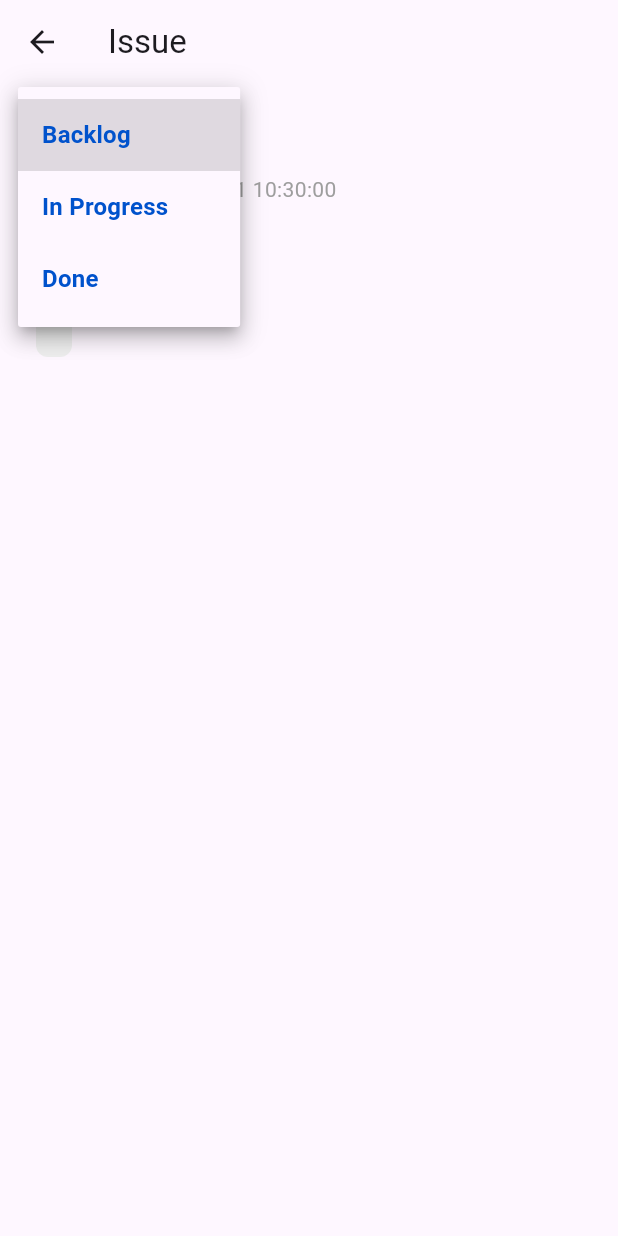
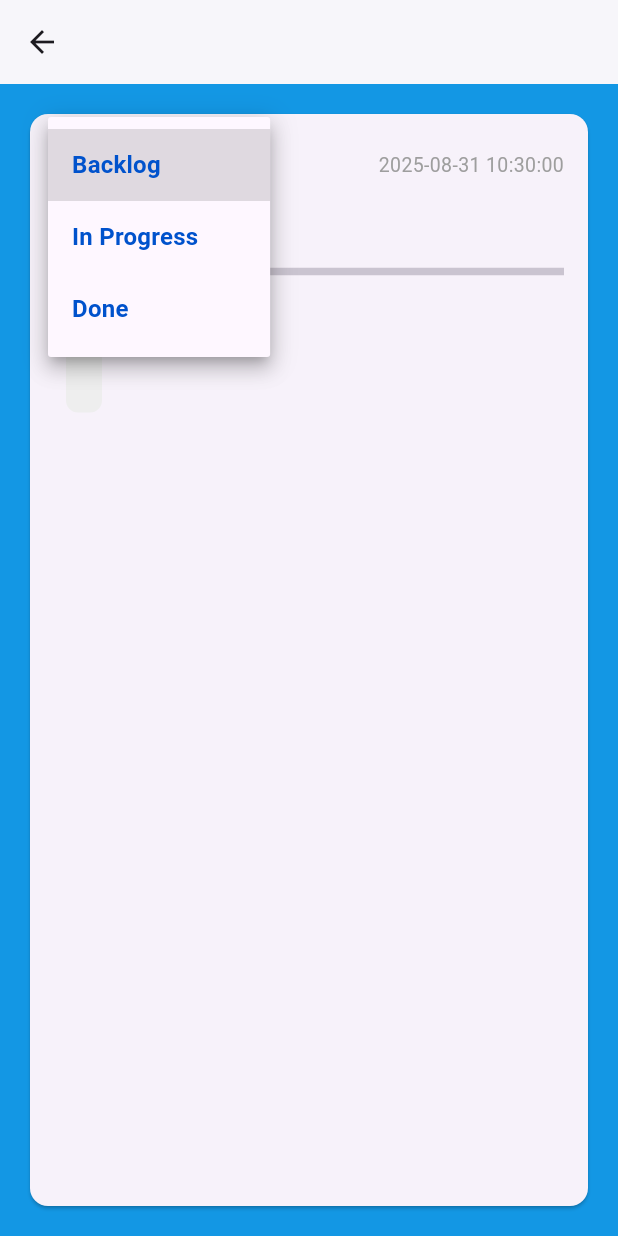
Before and after one commit to youbinarey/Kanban-Issues-App, a Flutter app: the IssueDetails screen opened directly with empty values, after a tap on "Backlog", on a phone screen of 412 x 824 dp. Run offline on Flutter 3.47's test engine with Material 3 defaults, Android fonts, the phone set to English and light mode, and no system bars; our stand-ins replace fluentui_icons; statements that could not run were skipped.

Commit message:
refactor: enhance IssueDetails layout and improve status display

```diff
--- a/lib/views/issues/issue_details.dart
+++ b/lib/views/issues/issue_details.dart
@@ -1,5 +1,6 @@
 import 'package:flutter/material.dart';
 import 'package:kanban_issues_app/models/issue.dart';
+import 'package:kanban_issues_app/widgets/issues/issue_card.dart';
 
 import '../../widgets/issues/issue_description.dart';
 import '../../widgets/issues/status_dropdow_issue.dart';
@@ -24,50 +25,79 @@ class _IssueDetailsState extends State<IssueDetails> {
   @override
   Widget build(BuildContext context) {
     return PopScope(
-      canPop: false, // bloque el pop bydefault
+      canPop: false,
       onPopInvokedWithResult: (didPop, result) {
         if (didPop) return;
         Navigator.pop(context, result ?? issue);
       },
       child: Scaffold(
-        appBar: AppBar(title: Text('Issue ${issue.id}'), actions: [
+              backgroundColor:Color.fromARGB(255, 19, 151, 228),
 
-          ]
+
+        appBar: AppBar(
+          backgroundColor: const Color.fromARGB(255, 255, 255, 255),
+          elevation: 1,
+          title: Text(
+            issue.id,
+            style: const TextStyle(fontWeight: FontWeight.bold),
+          ),
         ),
         body: Padding(
           padding: const EdgeInsets.all(16.0),
-
+          child: Card(
+            shape: RoundedRectangleBorder(
+              borderRadius: BorderRadius.circular(12),
+            ),
+            elevation: 1,
+            child: Padding(
+              padding: const EdgeInsets.all(16.0),
               child: Column(
                 crossAxisAlignment: CrossAxisAlignment.start,
+
                 children: [
-              Padding(
-                padding: const EdgeInsets.only(right: 16.0),
-                child: StatusDropdownPill(
+                  // STATUS
+                  Row(
+                    mainAxisAlignment: MainAxisAlignment.spaceBetween,
+                    children: [
+                      StatusDropdownPill(
                         value: issue.status,
                         onChanged: (newStatus) {
                           setState(() {
-                      issue = issue.copyWith(
-                        status: newStatus,
-                      );
+                            issue = issue.copyWith(status: newStatus);
                           });
                         },
                       ),
+                      Text(
+                        issue.createdAtString,
+                        style: const TextStyle(
+                          fontSize: 13,
+                          color: Colors.grey,
                         ),
-              const SizedBox(height: 8),
-
-              Text(
-                'Created At: ${issue.createdAtString}',
-                style: const TextStyle(color: Colors.grey),
+                      ),
+                    ],
                   ),
                   const SizedBox(height: 16),
 
-              //BLOQUE DESCRIPCION
-              Expanded(
-                child: IssueDescriptionSection(
-                  issue: issue,
+                  // TITLE
+                  Text(
+                    issue.title,
+                    style: const TextStyle(
+                      fontSize: 20,
+                      fontWeight: FontWeight.bold,
                     ),
                   ),
+
+                  // SEPARADOR
+                  Divider(
+                    color: IssueCard.headerColor(issue.status),
+                    thickness: 5,
+                  ),
+
+                  // DESCRIPTION
+                  Expanded(child: IssueDescriptionSection(issue: issue)),
                 ],
+              ),
+            ),
           ),
         ),
       ),
```
Lines whose indentation alone changed are shown as unchanged.
